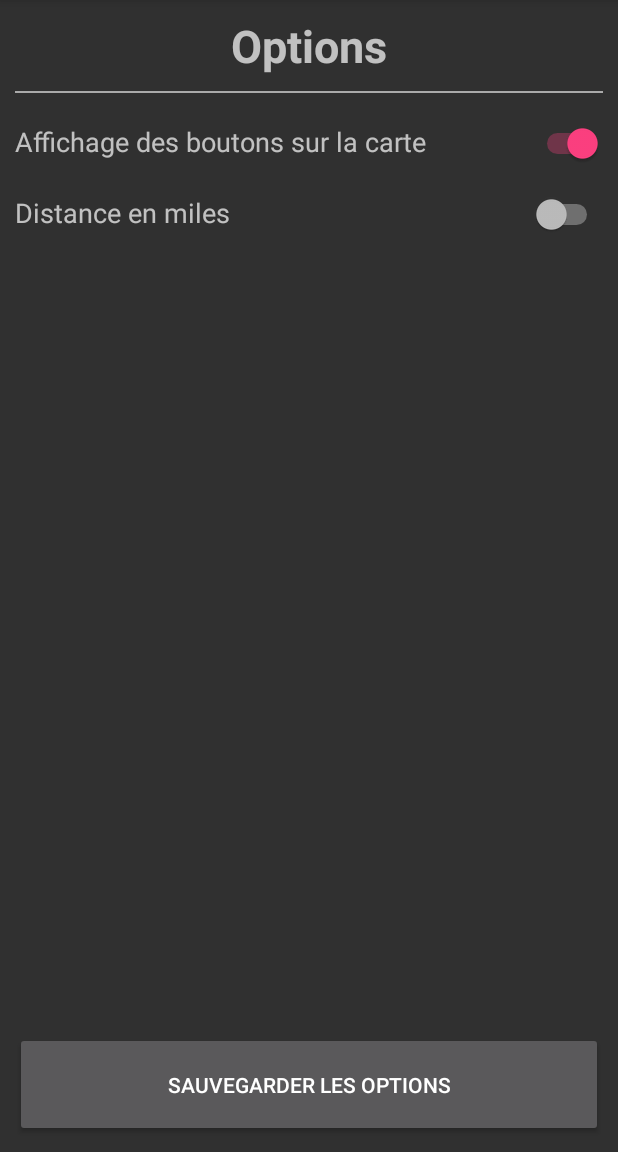
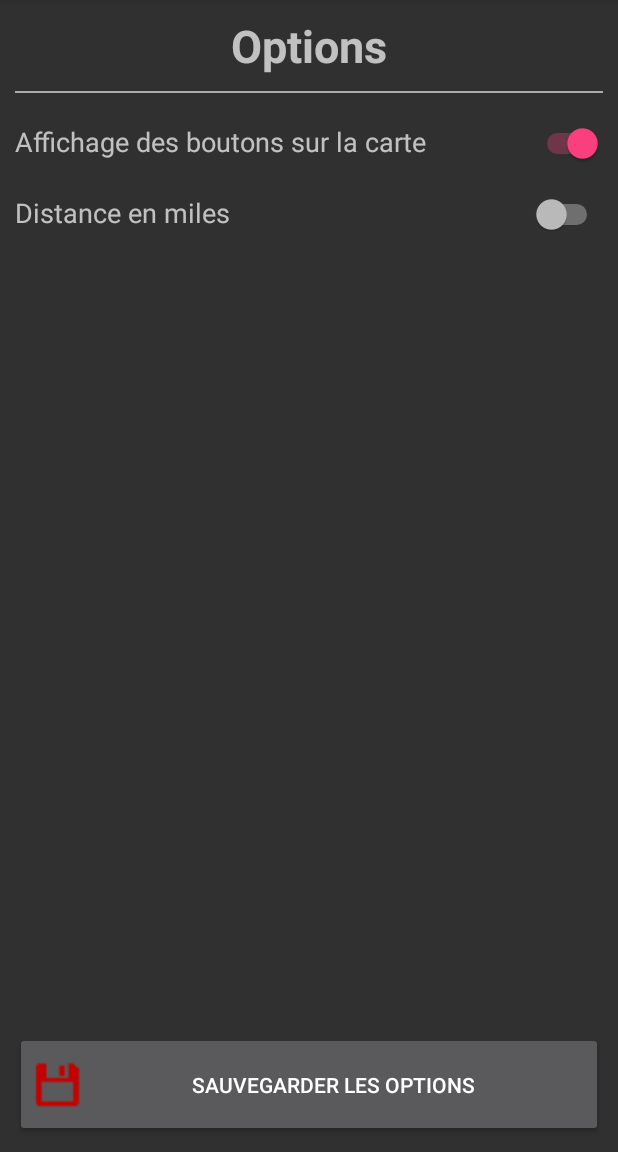
Before and after one commit to OncleTom77/WhereToEat, an Android app: the fragment OptionPageFragment shown on its own in the app's theme, on a phone screen of 412 x 824 dp, the part 84-1236 px from its top. Run offline under Robolectric (Android 15) with nearby library versions, the phone set to English and light mode, and no system bars.

Commit message:
Icons added on pages

```diff
--- a/app/src/main/res/layout/map.xml
+++ b/app/src/main/res/layout/map.xml
@@ -25,6 +25,7 @@
         android:layout_width="match_parent"
         android:layout_height="wrap_content"
         android:text="Ajouter un restaurant"
+        android:drawableLeft="@drawable/restaurant_icon"
         android:id="@+id/addRestaurant"/>
 </LinearLayout>
 
--- a/app/src/main/res/layout/meal_form.xml
+++ b/app/src/main/res/layout/meal_form.xml
@@ -95,7 +95,8 @@
             android:layout_height="wrap_content"
             android:text="@string/add_the_meal"
             android:layout_gravity="bottom"
-            android:id="@+id/add_meal_form"/>
+            android:id="@+id/add_meal_form"
+            android:drawableLeft="@drawable/restaurant_icon"/>
 
     </LinearLayout>
 </LinearLayout>
--- a/app/src/main/res/layout/option.xml
+++ b/app/src/main/res/layout/option.xml
@@ -76,6 +76,7 @@
             android:layout_width="match_parent"
             android:layout_height="match_parent"
             android:text="Sauvegarder les options"
-            android:id="@+id/saveOptionsBtn"/>
+            android:id="@+id/saveOptionsBtn"
+            android:drawableLeft="@drawable/save"/>
     </LinearLayout>
 </LinearLayout>
--- a/app/src/main/res/layout/restaurant_form.xml
+++ b/app/src/main/res/layout/restaurant_form.xml
@@ -23,5 +23,6 @@
         android:layout_height="wrap_content"
         android:text="@string/add_the_restaurant"
         android:layout_gravity="bottom"
-        android:id="@+id/add_restaurant_form"/>
+        android:id="@+id/add_restaurant_form"
+        android:drawableLeft="@drawable/add"/>
 </LinearLayout>
--- a/app/src/main/res/layout/widget_layout.xml
+++ b/app/src/main/res/layout/widget_layout.xml
@@ -25,12 +25,14 @@
         android:layout_height="wrap_content"
         android:id="@+id/nearestBtn"
         android:text="Actualiser la distance du restaurant"
+        android:drawableLeft="@drawable/reset"
         android:textSize="10sp"/>
 
     <Button
         android:layout_width="match_parent"
         android:layout_height="wrap_content"
         android:id="@+id/nextBtn"
+        android:drawableLeft="@drawable/next"
         android:text="Distance du restaurant suivant"
         android:textSize="10sp"/>
 
```
Also changed, not shown: app/src/main/res/drawable/add.png (added), app/src/main/res/drawable/next.png (added), app/src/main/res/drawable/reset.png (added), app/src/main/res/drawable/restaurant_icon.png (added), app/src/main/res/drawable/save.png (added). Lines whose indentation alone changed are shown as unchanged.
